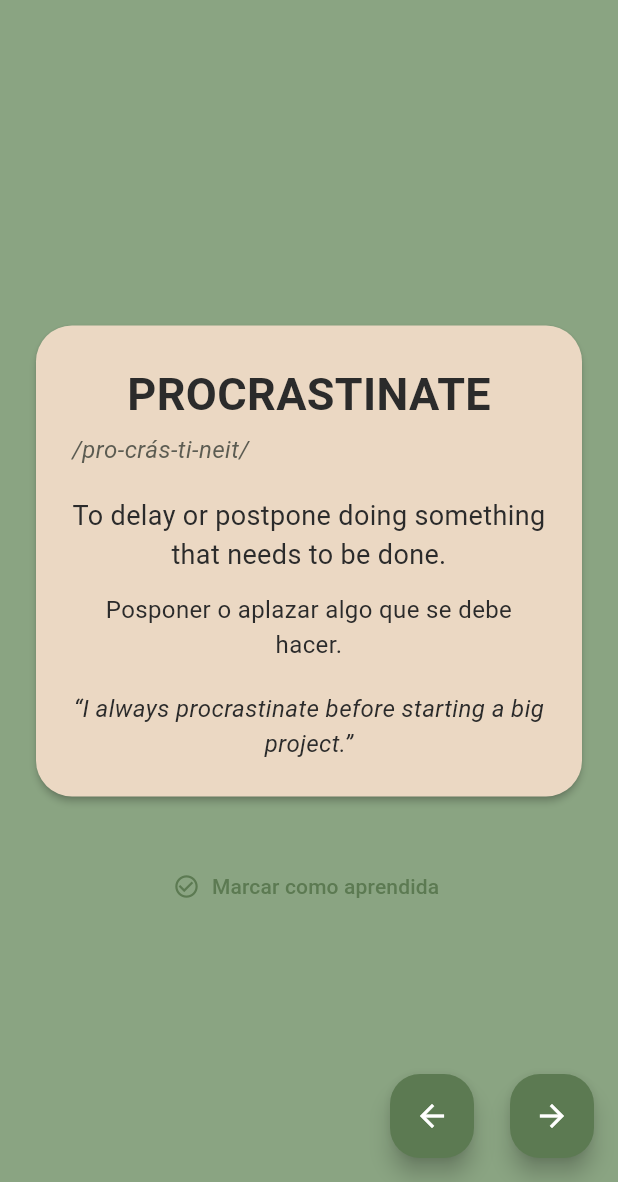
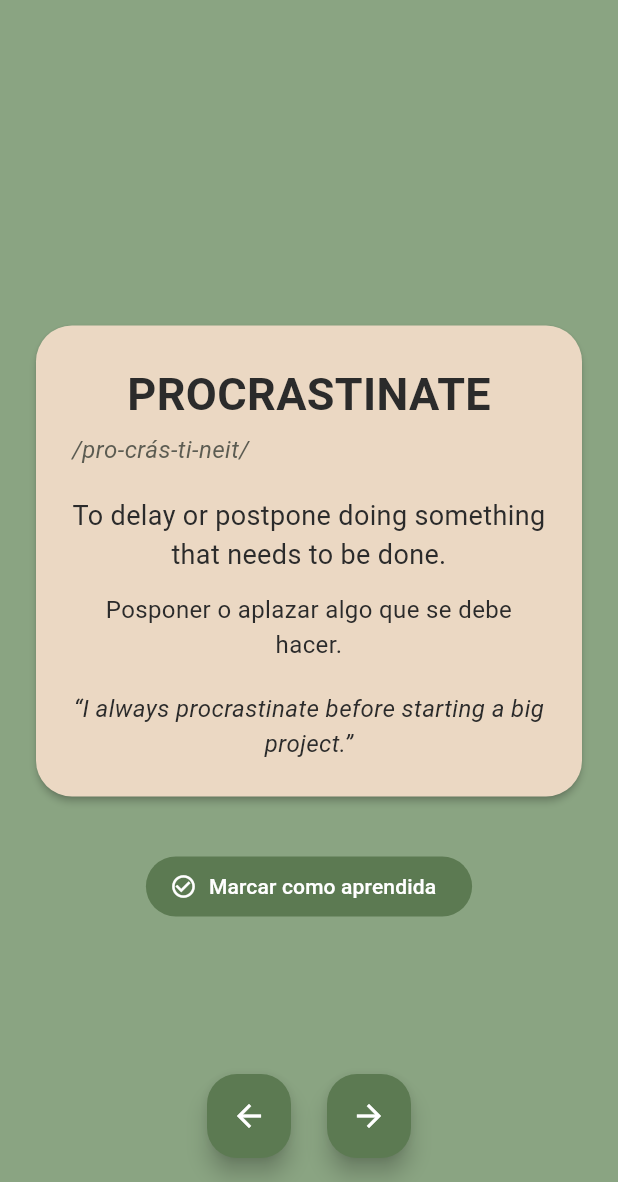
Before and after one commit to Fvargas17/Widget-VocIng, a Flutter app: the screen it shows after launch, after a tap on "Marcar como aprendida", on a phone screen of 412 x 824 dp, the part 54-1236 px from its top. Run offline on Flutter 3.47's test engine with Material 3 defaults, Android fonts, the phone set to English and light mode, and no system bars; our stand-ins replace shared_preferences; missing offline and left inert: home_widget; network calls fail.

Commit message:
Animacion de Cards y Widget UI

```diff
--- a/widget_vocing/lib/screens/home_screen.dart
+++ b/widget_vocing/lib/screens/home_screen.dart
@@ -110,9 +110,22 @@ class _HomeScreenState extends State<HomeScreen> {
                 : Column(
                     mainAxisSize: MainAxisSize.min,
                     children: [
-                      VocabularyCard(item: current),
+                      AnimatedSwitcher(
+                        duration: const Duration(milliseconds: 250),
+                        transitionBuilder: (child, animation) => FadeTransition(
+                          opacity: animation,
+                          child: ScaleTransition(
+                            scale: Tween<double>(begin: 0.94, end: 1).animate(animation),
+                            child: child,
+                          ),
+                        ),
+                        child: VocabularyCard(
+                          key: ValueKey(current.id),
+                          item: current,
+                        ),
+                      ),
                       const SizedBox(height: 12),
-                      TextButton.icon(
+                      FilledButton.icon(
                         onPressed: _markCurrentAsLearned,
                         icon: const Icon(Icons.check_circle_outline),
                         label: const Text('Marcar como aprendida'),
@@ -120,6 +133,7 @@ class _HomeScreenState extends State<HomeScreen> {
                     ],
                   ),
       ),
+      floatingActionButtonLocation: FloatingActionButtonLocation.centerFloat,
       floatingActionButton: items == null
           ? null
           : Row(
--- a/widget_vocing/lib/screens/learned_words_screen.dart
+++ b/widget_vocing/lib/screens/learned_words_screen.dart
@@ -76,7 +76,8 @@ class _LearnedWordsScreenState extends State<LearnedWordsScreen> {
       itemCount: learnedItems.length,
       itemBuilder: (context, index) {
         final item = learnedItems[index];
-        return ListTile(
+        return Card(
+          child: ListTile(
             title: Text(item.word),
             subtitle: Text(item.translation),
             trailing: IconButton(
@@ -84,6 +85,7 @@ class _LearnedWordsScreenState extends State<LearnedWordsScreen> {
               tooltip: 'Desmarcar',
               onPressed: () => _unmark(item),
             ),
+          ),
         );
       },
     );
```
Also changed, not shown: widget_vocing/lib/screens/pack_management_screen.dart (+6 -4 lines), 4 other files. Lines whose indentation alone changed are shown as unchanged.
